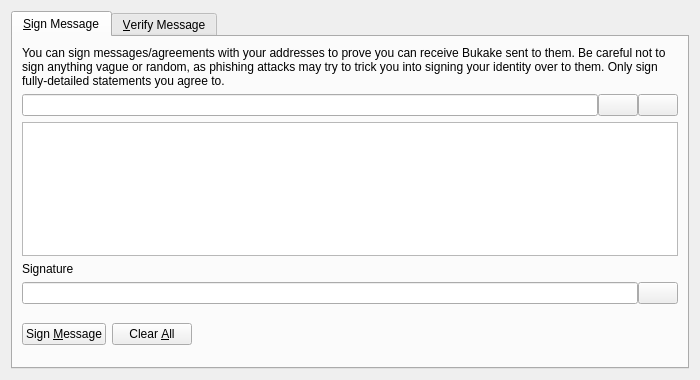
Bukakecoin/bukakecore, file src/qt/forms/signverifymessagedialog.ui: the form before one commit.
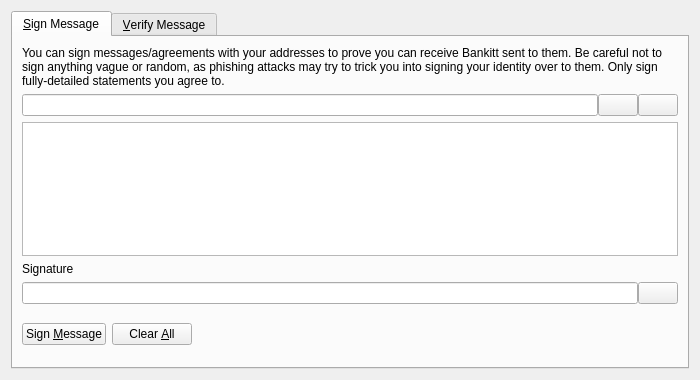
The form after the commit. Custom widgets are drawn as their Qt base class.

What changed in the file:
```diff
--- a/src/qt/forms/signverifymessagedialog.ui
+++ b/src/qt/forms/signverifymessagedialog.ui
@@ -30,7 +30,7 @@
        <item>
         <widget class="QLabel" name="infoLabel_SM">
          <property name="text">
-          <string>You can sign messages/agreements with your addresses to prove you can receive Bukake sent to them. Be careful not to sign anything vague or random, as phishing attacks may try to trick you into signing your identity over to them. Only sign fully-detailed statements you agree to.</string>
+          <string>You can sign messages/agreements with your addresses to prove you can receive Bankitt sent to them. Be careful not to sign anything vague or random, as phishing attacks may try to trick you into signing your identity over to them. Only sign fully-detailed statements you agree to.</string>
          </property>
          <property name="textFormat">
           <enum>Qt::PlainText</enum>
```
Left out of the diff: 8 changed lines with no effect on the pictures.
